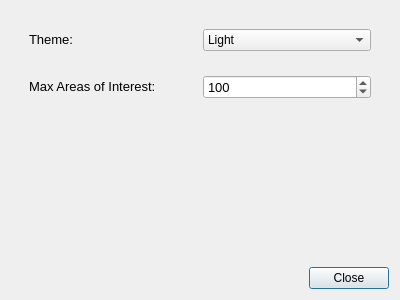
The window that resources/views/components/Preferences.ui (crgrove/automated-drone-image-analysis-tool) describes before a commit, drawn with Qt 5.
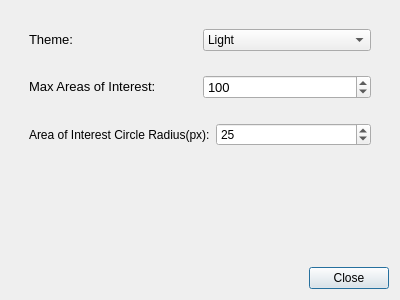
The same window after the commit.

Patch:
```diff
--- a/resources/views/components/Preferences.ui
+++ b/resources/views/components/Preferences.ui
@@ -106,6 +106,29 @@
         </layout>
        </widget>
       </item>
+      <item>
+       <widget class="QWidget" name="radiuisWidget" native="true">
+        <layout class="QHBoxLayout" name="horizontalLayout">
+         <item>
+          <widget class="QLabel" name="AOIRadiusLabel">
+           <property name="text">
+            <string>Area of Interest Circle Radius(px):</string>
+           </property>
+          </widget>
+         </item>
+         <item>
+          <widget class="QSpinBox" name="AOIRadiusSpinBox">
+           <property name="maximum">
+            <number>100</number>
+           </property>
+           <property name="value">
+            <number>25</number>
+           </property>
+          </widget>
+         </item>
+        </layout>
+       </widget>
+      </item>
      </layout>
     </widget>
    </item>
```
